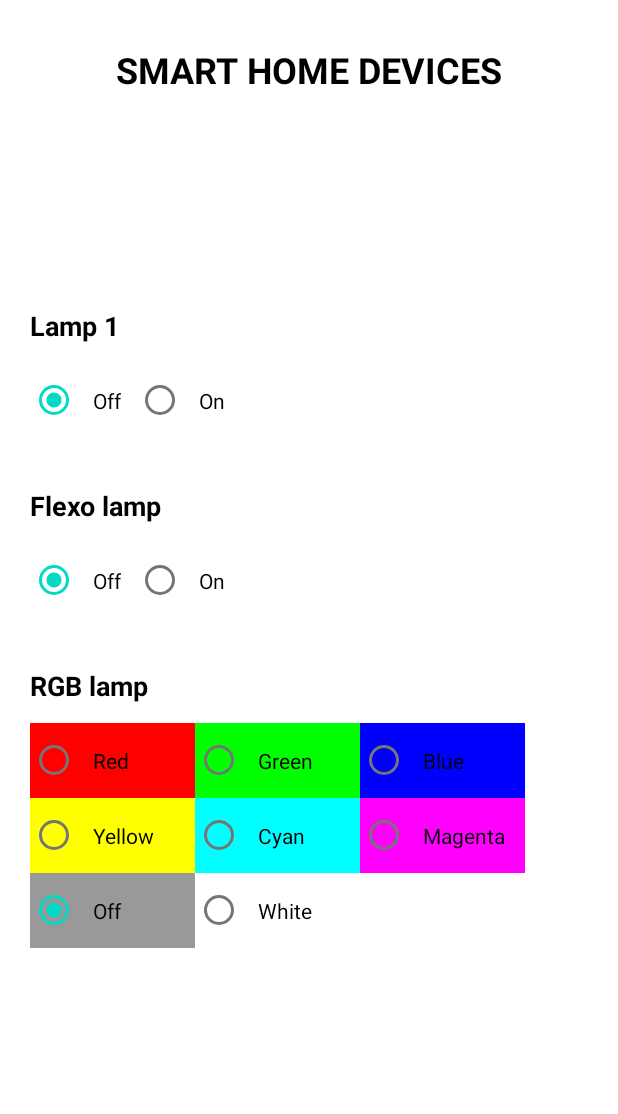
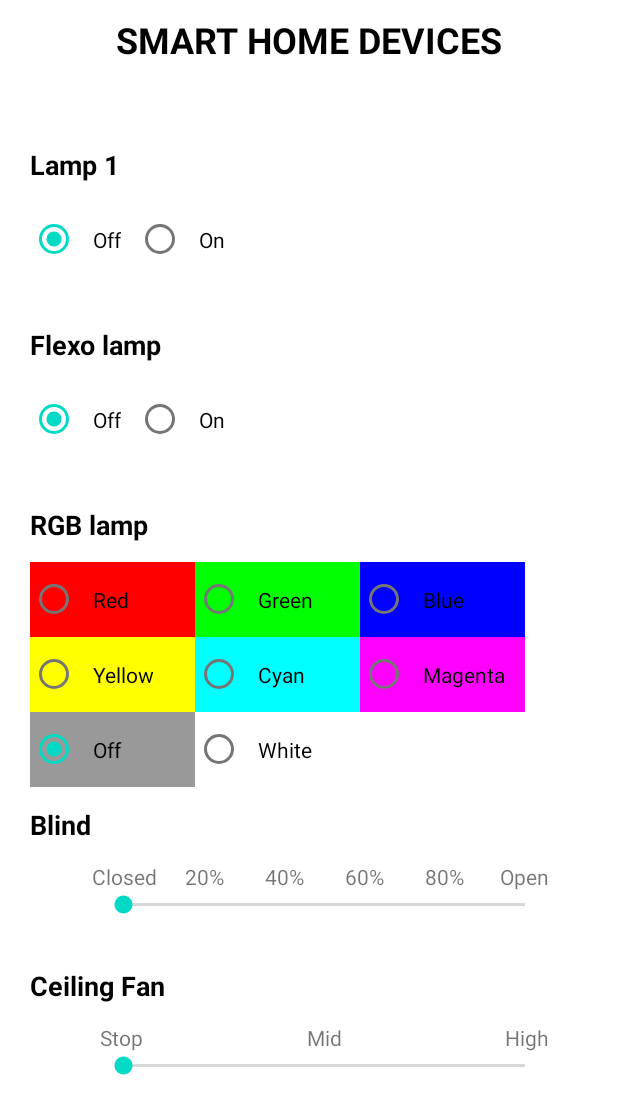
Before and after one commit to Yeyoxando/SmartHome, an Android app: the screen it shows after launch (MainActivity), on a phone screen of 412 x 824 dp. Shown: the top 1114 px of the screen. Run offline under Robolectric (Android 15) with nearby library versions, the phone set to English and light mode, and no system bars; libraries missing offline, so code that uses them is left out: org.eclipse.paho; 3 statements that could not run were skipped.

Commit message:
Final app and almost everything of Arduino and NodeRed

```diff
--- a/SmartHomeApp/app/src/main/java/com/dot/smarthomeapp/MainActivity.kt
+++ b/SmartHomeApp/app/src/main/java/com/dot/smarthomeapp/MainActivity.kt
@@ -1,14 +1,15 @@
 package com.dot.smarthomeapp
 
 import android.os.Bundle
-import com.google.android.material.floatingactionbutton.FloatingActionButton
-import com.google.android.material.snackbar.Snackbar
-import androidx.appcompat.app.AppCompatActivity
+import android.util.Log
 import android.view.Menu
 import android.view.MenuItem
-import android.widget.Button
 import android.widget.RadioButton
-import com.google.android.material.textfield.TextInputEditText
+import android.widget.SeekBar
+import android.widget.SeekBar.OnSeekBarChangeListener
+import android.widget.Toast
+import androidx.appcompat.app.AppCompatActivity
+
 
 class MainActivity : AppCompatActivity() {
     var mqtt: MQTTClient = MQTTClient(this)
@@ -53,21 +54,6 @@ class MainActivity : AppCompatActivity() {
 
     // Used to bind all functions to the buttons of the devices menu
     fun bindFirstFragmentButtons(){
-        // OLD TESTS
-        /*findViewById<Button>(R.id.button).setOnClickListener {
-            //findNavController().navigate(R.id.action_FirstFragment_to_SecondFragment)
-
-            // Here it has to be the message sending
-            // Using the mqttClient
-            val topic_text = findViewById<TextInputEditText>(R.id.topicText)
-            val topic = topic_text.text.toString()
-
-            val message_text = findViewById<TextInputEditText>(R.id.messageText)
-            val message = message_text.text.toString()
-
-            mqtt.publish(topic, message)
-        }*/
-
 
         // LAMP 1
         findViewById<RadioButton>(R.id.radioButtonOnLight1).setOnClickListener {
@@ -136,8 +122,30 @@ class MainActivity : AppCompatActivity() {
         }
 
         // BLIND SERVO MOTOR
+        findViewById<SeekBar>(R.id.seekBar).setOnSeekBarChangeListener(object : OnSeekBarChangeListener {
+            override fun onStopTrackingTouch(seekBar: SeekBar) {
+                mqtt.publish("BLIND", findViewById<SeekBar>(R.id.seekBar).progress.toString())
+            }
+
+            override fun onStartTrackingTouch(seekBar: SeekBar) {
+            }
+
+            override fun onProgressChanged(seekBar: SeekBar, progress: Int, fromUser: Boolean) {
+            }
+        })
 
         // CEILING FAN DC MOTOR
+        /*findViewById<SeekBar>(R.id.seekBar2).setOnSeekBarChangeListener(object : OnSeekBarChangeListener {
+            override fun onStopTrackingTouch(seekBar: SeekBar) {
+                mqtt.publish("FAN", findViewById<SeekBar>(R.id.seekBar2).progress.toString())
+            }
+
+            override fun onStartTrackingTouch(seekBar: SeekBar) {
+            }
+
+            override fun onProgressChanged(seekBar: SeekBar, progress: Int, fromUser: Boolean) {
+            }
+        })*/
 
     }
 
--- a/SmartHomeApp/app/src/main/res/layout/fragment_first.xml
+++ b/SmartHomeApp/app/src/main/res/layout/fragment_first.xml
@@ -10,7 +10,7 @@
         android:id="@+id/TitleText"
         android:layout_width="match_parent"
         android:layout_height="wrap_content"
-        android:layout_marginTop="30dp"
+        android:layout_marginTop="10dp"
         android:text="SMART HOME DEVICES"
         android:textAlignment="center"
         android:textColor="#000000"
@@ -248,6 +248,146 @@
 
         </LinearLayout>
 
+        <LinearLayout
+            android:id="@+id/BlindLayout"
+            android:layout_width="match_parent"
+            android:layout_height="wrap_content"
+            android:orientation="vertical"
+            android:paddingLeft="20dp"
+            android:paddingBottom="20dp">
+
+            <TextView
+                android:id="@+id/blind_textView"
+                android:layout_width="100dp"
+                android:layout_height="50dp"
+                android:layout_weight="1"
+                android:gravity="center_vertical"
+                android:text="Blind"
+                android:textColor="#000000"
+                android:textSize="18sp"
+                android:textStyle="bold" />
+
+            <LinearLayout
+                android:layout_width="wrap_content"
+                android:layout_height="match_parent"
+                android:layout_gravity="center_horizontal"
+                android:layout_weight="1"
+                android:gravity="center_horizontal"
+                android:orientation="horizontal">
+
+                <TextView
+                    android:id="@+id/textView"
+                    android:layout_width="53dp"
+                    android:layout_height="wrap_content"
+                    android:gravity="center_horizontal"
+                    android:text="Closed" />
+
+                <TextView
+                    android:id="@+id/textView2"
+                    android:layout_width="53dp"
+                    android:layout_height="wrap_content"
+                    android:gravity="center_horizontal"
+                    android:text="20%" />
+
+                <TextView
+                    android:id="@+id/textView3"
+                    android:layout_width="53dp"
+                    android:layout_height="wrap_content"
+                    android:gravity="center_horizontal"
+                    android:text="40%" />
+
+                <TextView
+                    android:id="@+id/textView4"
+                    android:layout_width="53dp"
+                    android:layout_height="wrap_content"
+                    android:gravity="center_horizontal"
+                    android:text="60%" />
+
+                <TextView
+                    android:id="@+id/textView5"
+                    android:layout_width="53dp"
+                    android:layout_height="wrap_content"
+                    android:gravity="center_horizontal"
+                    android:text="80%" />
+
+                <TextView
+                    android:id="@+id/textView6"
+                    android:layout_width="53dp"
+                    android:layout_height="wrap_content"
+                    android:gravity="center_horizontal"
+                    android:text="Open" />
+            </LinearLayout>
+
+            <SeekBar
+                android:id="@+id/seekBar"
+                android:layout_width="300dp"
+                android:layout_height="wrap_content"
+                android:layout_gravity="center_horizontal"
+                android:layout_weight="1"
+                android:max="5" />
+
+        </LinearLayout>
+
+        <LinearLayout
+            android:id="@+id/CeilingFanLayout"
+            android:layout_width="match_parent"
+            android:layout_height="wrap_content"
+            android:orientation="vertical"
+            android:paddingLeft="20dp"
+            android:paddingBottom="20dp">
+
+            <TextView
+                android:id="@+id/ceilingFan_textView"
+                android:layout_width="100dp"
+                android:layout_height="50dp"
+                android:layout_weight="1"
+                android:gravity="center_vertical"
+                android:text="Ceiling Fan"
+                android:textColor="#000000"
+                android:textSize="18sp"
+                android:textStyle="bold" />
+
+            <LinearLayout
+                android:layout_width="match_parent"
+                android:layout_height="match_parent"
+                android:layout_gravity="center_horizontal"
+                android:gravity="center_horizontal"
+                android:orientation="horizontal">
+
+                <TextView
+                    android:id="@+id/fan_textView"
+                    android:layout_width="135dp"
+                    android:layout_height="wrap_content"
+                    android:gravity="center_horizontal"
+                    android:text="Stop" />
+
+                <TextView
+                    android:id="@+id/fan_textView2"
+                    android:layout_width="135dp"
+                    android:layout_height="wrap_content"
+                    android:gravity="center_horizontal"
+                    android:text="Mid" />
+
+                <TextView
+                    android:id="@+id/fan_textView3"
+                    android:layout_width="135dp"
+                    android:layout_height="wrap_content"
+                    android:gravity="center_horizontal"
+                    android:text="High" />
+
+            </LinearLayout>
+
+            <SeekBar
+                android:id="@+id/seekBar2"
+                android:layout_width="300dp"
+                android:layout_height="wrap_content"
+                android:layout_gravity="center_horizontal"
+                android:layout_weight="1"
+                android:max="2"
+                android:progress="0" />
+
+        </LinearLayout>
+
     </LinearLayout>
 
 </androidx.constraintlayout.widget.ConstraintLayout>
```
Also changed, not shown: 6 other files.
